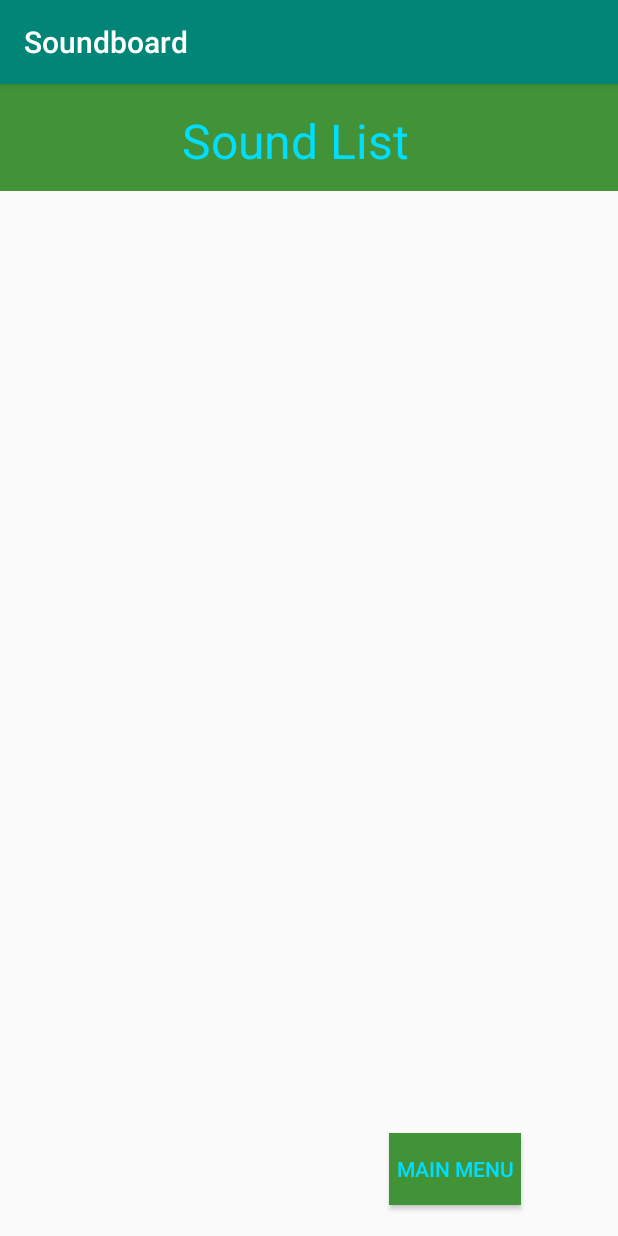
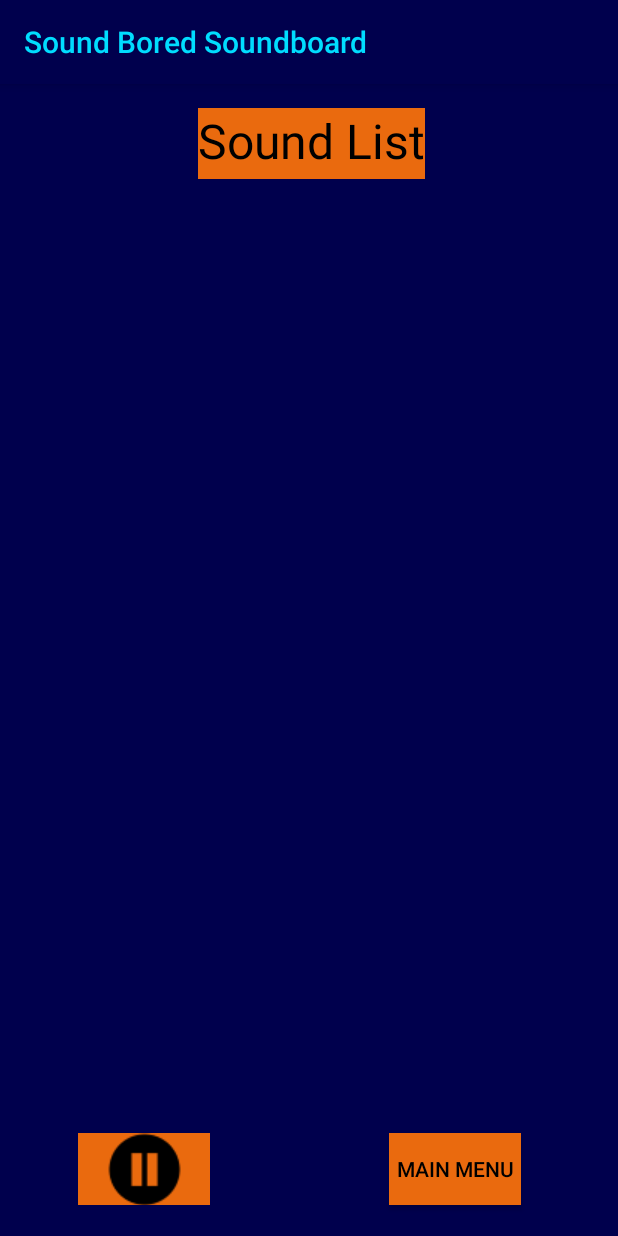
Before and after one commit to jackweatherford/cs370_project, an Android app: the Sound_listActivity screen opened directly, with no data from a screen before it, on a phone screen of 412 x 824 dp. Run offline under Robolectric (Android 15) with nearby library versions, the phone set to English and light mode, and no system bars; 1 statement that could not run was skipped.

Commit message:
pushing formatting onto Isaac's Branch

```diff
--- a/app/src/main/AndroidManifest.xml
+++ b/app/src/main/AndroidManifest.xml
@@ -12,7 +12,7 @@
     <application
         android:allowBackup="true"
         android:icon="@mipmap/ic_launcher"
-        android:label="@string/app_name"
+        android:label="Sound Bored Soundboard"
         android:roundIcon="@mipmap/ic_launcher_round"
         android:supportsRtl="true"
         android:theme="@style/AppTheme">
--- a/app/src/main/res/layout/activity_main.xml
+++ b/app/src/main/res/layout/activity_main.xml
@@ -54,7 +54,7 @@
                 android:layout_gravity="bottom"
                 android:gravity="bottom"
                 android:text="EDIT LIST"
-                android:textColor="@color/colorPrimary"
+                android:textColor="@android:color/holo_blue_bright"
                 android:textAlignment="center"
                 android:visibility="visible" />
 
@@ -135,7 +135,7 @@
                 android:paddingTop="4dp"
                 android:text="@string/record_save_sounds"
                 android:textAlignment="center"
-                android:textColor="@color/colorPrimary" />
+                android:textColor="@android:color/holo_blue_bright" />
 
 
             <TextView
@@ -145,7 +145,7 @@
                 android:text="@string/edit_board"
                 android:textAlignment="center"
                 android:gravity="top"
-                android:textColor="@color/colorPrimary" />
+                android:textColor="@android:color/holo_blue_bright" />
         </LinearLayout>
 
     </LinearLayout>
--- a/app/src/main/res/layout/activity_soundlist.xml
+++ b/app/src/main/res/layout/activity_soundlist.xml
@@ -2,6 +2,7 @@
 <android.support.constraint.ConstraintLayout xmlns:android="http://schemas.android.com/apk/res/android"
     xmlns:app="http://schemas.android.com/apk/res-auto"
     xmlns:tools="http://schemas.android.com/tools"
+    android:theme="@style/Soundboard"
     android:id="@+id/activity_soundlist"
     android:layout_width="match_parent"
     android:layout_height="match_parent"
@@ -13,7 +14,7 @@
         android:layout_height="71dp"
         android:layout_marginStart="8dp"
         android:layout_marginEnd="8dp"
-        android:background="@color/dark_green"
+        android:background="@color/colorPrimaryDark"
         app:layout_constraintEnd_toEndOf="parent"
         app:layout_constraintStart_toStartOf="parent"
         tools:ignore="MissingConstraints"
@@ -22,14 +23,15 @@
 
         <TextView
             android:id="@+id/textView"
-            android:layout_width="173dp"
+            android:layout_width="wrap_content"
             android:layout_height="47dp"
             android:layout_marginStart="8dp"
             android:layout_marginEnd="8dp"
             android:layout_marginBottom="8dp"
             android:baselineAligned="false"
             android:text="Sound List"
-            android:textAppearance="@android:style/TextAppearance"
+            android:background="@color/colorAccent"
+            android:textColor="@color/black"
             android:textSize="32dp"
             app:layout_constraintBottom_toBottomOf="parent"
             app:layout_constraintEnd_toEndOf="parent"
@@ -45,7 +47,8 @@
     android:layout_marginTop="8dp"
     android:layout_marginEnd="8dp"
     android:layout_marginBottom="8dp"
-        android:background="@color/dark_green"
+    android:background="@color/colorAccent"
+    android:textColor="@color/black"
     android:text="Main Menu"
     app:layout_constraintBottom_toBottomOf="parent"
     app:layout_constraintEnd_toEndOf="parent"
@@ -62,7 +65,7 @@
 android:layout_marginTop="8dp"
         android:layout_marginEnd="8dp"
         android:layout_marginBottom="8dp"
-        android:background="@android:color/black"
+        android:background="@color/colorAccent"
         app:layout_constraintBottom_toBottomOf="parent"
         app:layout_constraintEnd_toEndOf="parent"
         app:layout_constraintHorizontal_bias="0.142"
@@ -70,7 +73,7 @@
         app:layout_constraintTop_toTopOf="parent"
         app:layout_constraintVertical_bias="0.982"
         app:srcCompat="@drawable/pause"
-        android:visibility="gone"/>
+        android:visibility="visible"/>
 
     <android.support.v7.widget.RecyclerView
         android:id="@+id/recycler_file_name"
--- a/app/src/main/res/values/colors.xml
+++ b/app/src/main/res/values/colors.xml
@@ -2,6 +2,7 @@
 <resources>
     <color name="colorPrimary">#008577</color>
     <color name="colorPrimaryDark">#00004d</color>
+    <color name="colorPrimaryLight">#8888aa</color>
     <color name="colorAccent">#ea6a0e</color>
     <color name="dark_green">#429338</color>
     <color name="black">#000000</color>
@@ -10,4 +11,5 @@
     <color name="blue">#0080FF</color>
     <color name="gray">#808080</color>
     <color name="colorSecondaryText">#FF8000</color>
+    <color name="foreground_material_light">#04071c</color>
 </resources>
--- a/app/src/main/res/values/styles.xml
+++ b/app/src/main/res/values/styles.xml
@@ -3,19 +3,26 @@
     <!-- Base application theme. -->
     <style name="AppTheme" parent="Soundboard">
         <!-- Customize your theme here. -->
+        <item name="actionBarTheme">@style/Soundboard</item>
+        <item name="android:background">@color/colorPrimaryDark</item>
+        <item name="actionBarItemBackground">@color/colorPrimaryDark</item>
         <item name="android:text">Sound Bored Soundboard</item>
-        <item name="colorPrimary">@color/colorPrimary</item>
+        <item name="colorPrimary">@android:color/holo_blue_bright</item>
         <item name="colorPrimaryDark">@color/colorPrimaryDark</item>
         <item name="colorAccent">@color/colorAccent</item>
+        <item name="android:colorForeground">@color/foreground_material_light</item>
     </style>
 
 
     <style name="Soundboard" parent="Theme.AppCompat.Light.DarkActionBar" >
+        <item name="actionBarTheme">@style/Soundboard</item>
+        <item name="actionModeBackground">@android:color/holo_blue_bright</item>
         <item name="android:colorPrimaryDark">#00004f</item>
-        <item name="android:colorPrimary">@color/primary_material_dark</item>
+        <item name="android:colorPrimary">@android:color/holo_blue_bright</item>
         <item name="android:textColorPrimary">?android:attr/colorAccent</item>
         <item name="android:navigationBarColor">@android:color/holo_blue_bright</item>
         <item name="android:colorAccent">@android:color/holo_blue_bright</item>
+        <item name="android:colorForeground">@color/foreground_material_light</item>
     </style>
 
 
```
Lines whose indentation alone changed are shown as unchanged.
